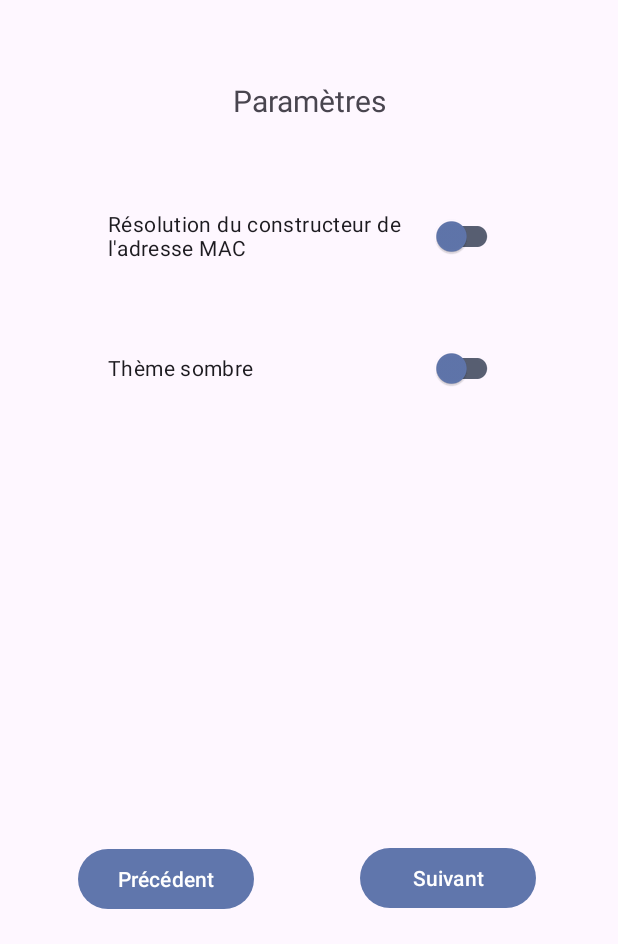
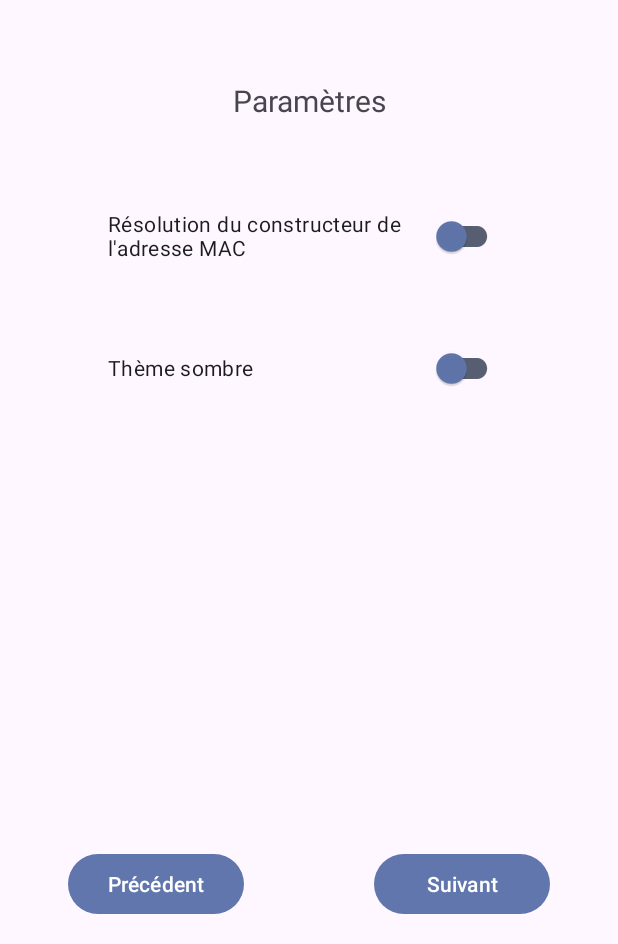
Before and after one commit to ethandudu/SAE32-Android, an Android app: the fragment FragmentSettings placed in its activity, on a phone screen of 412 x 824 dp, the part 292-1236 px from its top. Run offline under Robolectric (Android 15) with nearby library versions, the phone set to English and light mode, and no system bars.

Commit message:
Readjust constraints and realign buttons

```diff
--- a/app/src/main/res/layout/fragment_settings.xml
+++ b/app/src/main/res/layout/fragment_settings.xml
@@ -74,8 +74,8 @@
         android:id="@+id/previous"
         android:layout_width="117dp"
         android:layout_height="wrap_content"
-        android:layout_marginStart="52dp"
-        android:layout_marginBottom="19dp"
+        android:layout_marginStart="45dp"
+        android:layout_marginBottom="16dp"
         android:text="@string/pr_c_dent"
         app:layout_constraintBottom_toBottomOf="parent"
         app:layout_constraintStart_toStartOf="parent" />
@@ -84,10 +84,10 @@
         android:id="@+id/next"
         android:layout_width="117dp"
         android:layout_height="wrap_content"
-        android:layout_marginStart="240dp"
-        android:layout_marginBottom="20dp"
+        android:layout_marginEnd="45dp"
+        android:layout_marginBottom="16dp"
         android:text="@string/suivant"
         app:layout_constraintBottom_toBottomOf="parent"
-        app:layout_constraintStart_toStartOf="parent" />
+        app:layout_constraintEnd_toEndOf="parent" />
 
 </androidx.constraintlayout.widget.ConstraintLayout>
```
